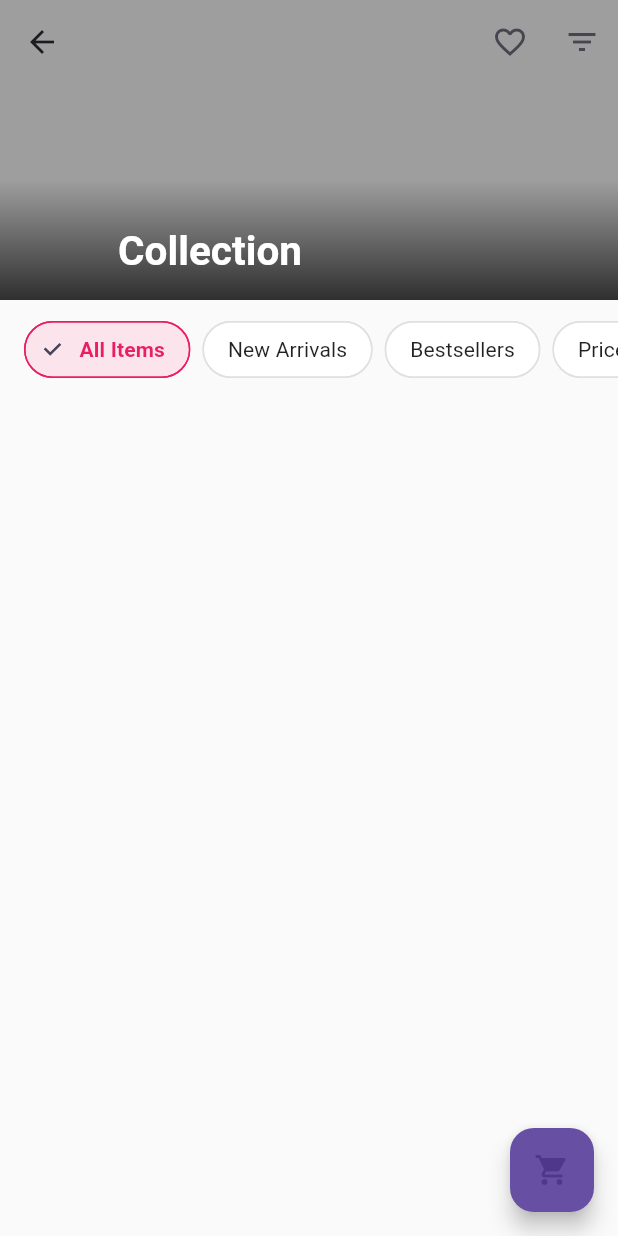
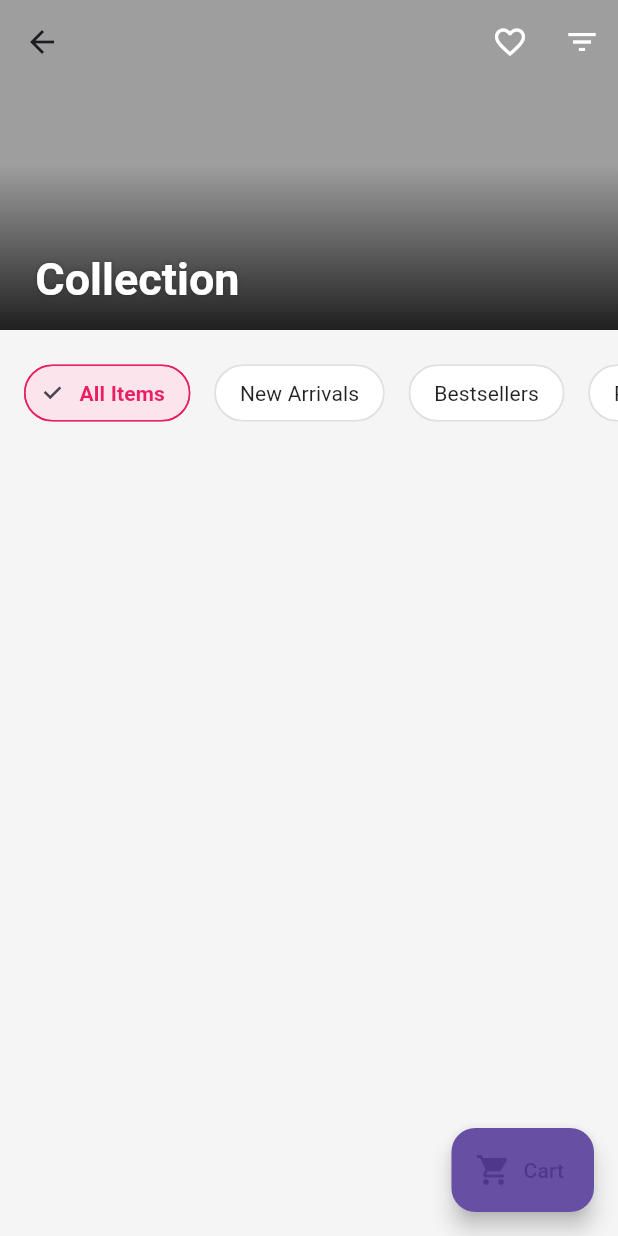
Before and after one commit to Irfana-Fasila/fasio_twist, a Flutter app: the CategoryDetailPage screen opened directly with empty values, on a phone screen of 412 x 824 dp. Run offline on Flutter 3.47's test engine with Material 3 defaults, Android fonts, the phone set to English and light mode, and no system bars; our stand-ins replace dio, flutter_riverpod, flutter_svg, go_router, hive_flutter, hooks_riverpod; accounts and stored records are empty; Roboto replaces fonts that are missing (Poppins); project files that could hold a hidden picture were left out.

Commit message:
update category_section.dart

```diff
--- a/lib/screens/home/components/categories/category_section.dart
+++ b/lib/screens/home/components/categories/category_section.dart
@@ -383,7 +383,7 @@ class CategoriesPage extends ConsumerWidget {
 
 class CategoryDetailPage extends ConsumerWidget {
   final String category;
-  final List<String> imagePaths;
+  final List imagePaths;
   final Color backgroundColor;
 
   const CategoryDetailPage({
@@ -396,21 +396,24 @@ class CategoryDetailPage extends ConsumerWidget {
   @override
   Widget build(BuildContext context, WidgetRef ref) {
     return Scaffold(
-      backgroundColor: Colors.grey[50],
+      backgroundColor: Colors.grey[100],
       body: CustomScrollView(
         slivers: [
           SliverAppBar(
-            expandedHeight: 200.0,
+            expandedHeight: 220.0,
             floating: false,
             pinned: true,
+            elevation: 4,
             backgroundColor: backgroundColor,
             flexibleSpace: FlexibleSpaceBar(
+              titlePadding: const EdgeInsets.only(left: 16, bottom: 16),
               title: Text(
                 '$category Collection',
                 style: const TextStyle(
                   color: Colors.white,
-                  fontWeight: FontWeight.bold,
-                  fontSize: 18,
+                  fontWeight: FontWeight.w700,
+                  fontSize: 20,
+                  shadows: [Shadow(color: Colors.black26, blurRadius: 4)],
                 ),
               ),
               background: Stack(
@@ -420,6 +423,8 @@ class CategoryDetailPage extends ConsumerWidget {
                       ? Image.asset(
                           imagePaths[0],
                           fit: BoxFit.cover,
+                          color: Colors.black.withOpacity(0.1),
+                          colorBlendMode: BlendMode.darken,
                         )
                       : Container(color: backgroundColor),
                   Container(
@@ -429,9 +434,9 @@ class CategoryDetailPage extends ConsumerWidget {
                         end: Alignment.bottomCenter,
                         colors: [
                           Colors.transparent,
-                          Colors.black.withOpacity(0.7),
+                          Colors.black.withOpacity(0.8),
                         ],
-                        stops: const [0.6, 1.0],
+                        stops: const [0.5, 1.0],
                       ),
                     ),
                   ),
@@ -440,59 +445,68 @@ class CategoryDetailPage extends ConsumerWidget {
             ),
             actions: [
               IconButton(
-                icon: const Icon(Icons.favorite_border),
+                icon: const Icon(Icons.favorite_border, color: Colors.white),
                 onPressed: () {},
               ),
               IconButton(
-                icon: const Icon(Icons.filter_list),
+                icon: const Icon(Icons.filter_list, color: Colors.white),
                 onPressed: () {},
               ),
             ],
           ),
           SliverToBoxAdapter(
             child: Container(
-              height: 50,
-              margin: const EdgeInsets.only(top: 8),
+              height: 60,
+              margin: const EdgeInsets.symmetric(vertical: 12),
               child: ListView(
                 padding: const EdgeInsets.symmetric(horizontal: 16),
                 scrollDirection: Axis.horizontal,
                 children: [
                   _buildFilterChip("All Items", true),
+                  const SizedBox(width: 8),
                   _buildFilterChip("New Arrivals", false),
+                  const SizedBox(width: 8),
                   _buildFilterChip("Bestsellers", false),
+                  const SizedBox(width: 8),
                   _buildFilterChip("Price: Low to High", false),
+                  const SizedBox(width: 8),
                   _buildFilterChip("Price: High to Low", false),
                 ],
               ),
             ),
           ),
-          SliverPadding(
+          // Wrap layout version
+          SliverToBoxAdapter(
+            child: Padding(
               padding: const EdgeInsets.all(16.0),
-            sliver: SliverGrid(
-              gridDelegate: const SliverGridDelegateWithFixedCrossAxisCount(
-                crossAxisCount: 2,
-                childAspectRatio: 0.7,
-                crossAxisSpacing: 16,
-                mainAxisSpacing: 16,
-              ),
-              delegate: SliverChildBuilderDelegate(
-                (context, index) => _buildEnhancedProductCard(
+              child: Wrap(
+                spacing: 16,
+                runSpacing: 16,
+                alignment: WrapAlignment.start,
+                children: List.generate(
+                  imagePaths.length,
+                  (index) => SizedBox(
+                    width: (MediaQuery.of(context).size.width - 48) / 2,
+                    child: _buildEnhancedProductCard(
                       context,
                       '$category ${index + 1}',
                       '₹${999 - index * 50}',
                       imagePaths[index % imagePaths.length],
                       index % 3 == 0,
                     ),
-                childCount: imagePaths.length,
+                  ),
+                ),
               ),
             ),
           ),
         ],
       ),
-      floatingActionButton: FloatingActionButton(
+      floatingActionButton: FloatingActionButton.extended(
         onPressed: () {},
         backgroundColor: Theme.of(context).primaryColor,
-        child: const Icon(Icons.shopping_cart),
+        icon: const Icon(Icons.shopping_cart),
+        label: const Text('Cart'),
+        elevation: 6,
       ),
     );
   }
```
Lines whose indentation alone changed are shown as unchanged.
